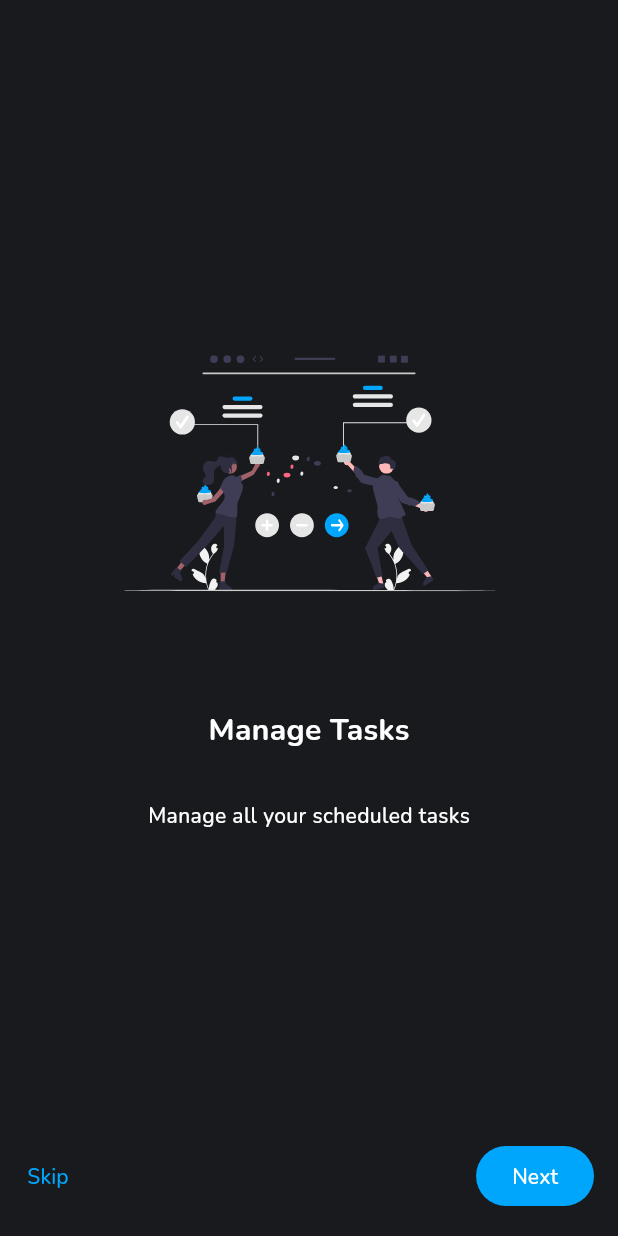
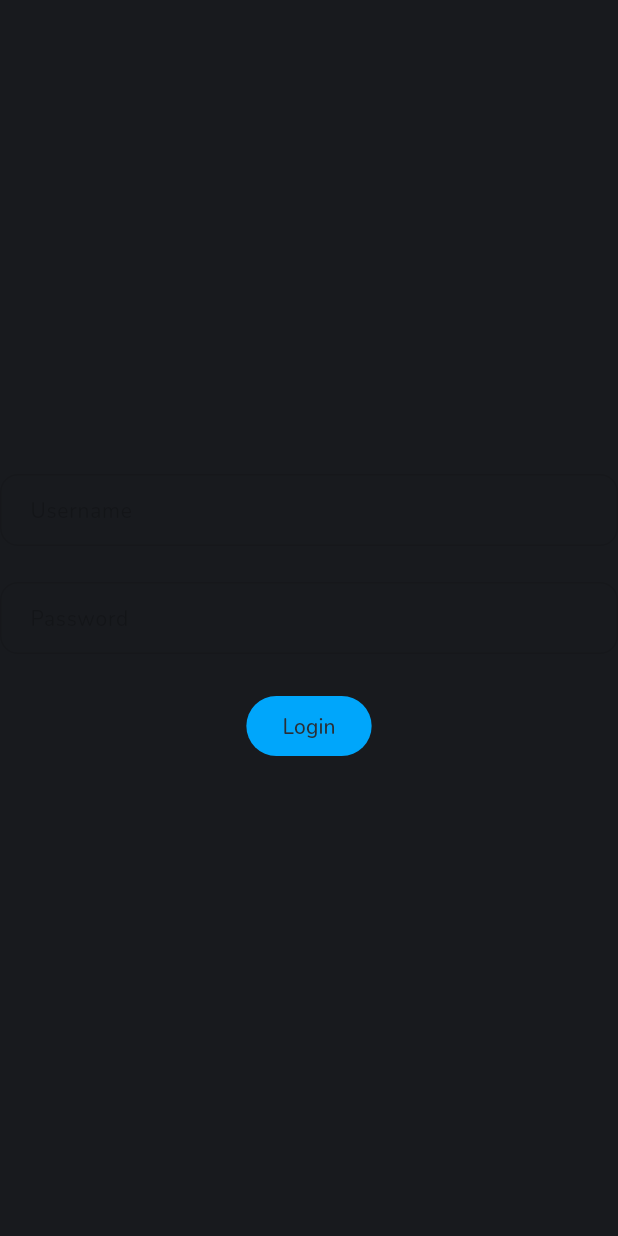
Before and after one commit to KenStarry/TaskEase, a Flutter app: the screen it shows after launch, on a phone screen of 412 x 824 dp. Run offline on Flutter 3.47's test engine with Material 3 defaults, Android fonts, the phone set to English and light mode, and no system bars; drawn by our look-alikes of carousel_slider; our stand-ins replace animated_bottom_navigation_bar, bloc, cached_network_image, calendar_date_picker2, curved_navigation_bar, easy_date_timeline and 14 more; accounts and stored records are empty.

Commit message:
Auth Routes and Login Page implementation

```diff
--- a/lib/core/util/routing/app_route.dart
+++ b/lib/core/util/routing/app_route.dart
@@ -1,12 +1,16 @@
 import 'package:go_router/go_router.dart';
+import 'package:task_ease/core/util/routing/auth_routes.dart';
 import 'package:task_ease/core/util/routing/dashboard_routes.dart';
 import 'package:task_ease/features/dashboard/presentation/pages/dashboard.dart';
 
 import 'onboarding_routes.dart';
 
 final GoRouter appRouter = GoRouter(
-  initialLocation: "/onboarding",
+  initialLocation: "/login",
   routes: [
+
+    ...authRoutes,
+
     /// Dashboard Routes
     StatefulShellRoute.indexedStack(
         builder: (_, __, child) => Dashboard(child: child),
--- /dev/null
+++ b/lib/core/util/routing/auth_routes.dart
@@ -0,0 +1,14 @@
+import 'package:go_router/go_router.dart';
+import 'package:task_ease/features/auth/presentation/pages/login_page.dart';
+import 'package:task_ease/features/boards/presentation/pages/boards_page.dart';
+import 'package:task_ease/features/calendar/presentation/pages/calendar_view_page.dart';
+import 'package:task_ease/features/home/presentation/pages/home_page.dart';
+import 'package:task_ease/features/onboarding/presentation/pages/onboarding.dart';
+import 'package:task_ease/features/settings/presentation/pages/settings_page.dart';
+import 'package:task_ease/features/shared/presentation/pages/shared_page.dart';
+import 'package:task_ease/features/tasks/presentation/pages/tasks_page.dart';
+
+final authRoutes = [loginRoute];
+
+final loginRoute = GoRoute(
+    path: "/login", name: "login", builder: (context, state) => LoginPage());
--- /dev/null
+++ b/lib/features/auth/presentation/pages/login_page.dart
@@ -0,0 +1,36 @@
+import 'package:flutter/material.dart';
+import 'package:task_ease/core/presentation/components/custom_text_field.dart';
+
+class LoginPage extends StatefulWidget {
+  const LoginPage({super.key});
+
+  @override
+  State<LoginPage> createState() => _LoginPageState();
+}
+
+class _LoginPageState extends State<LoginPage> {
+
+  final TextEditingController usernameController = TextEditingController();
+  final TextEditingController passwordController = TextEditingController();
+
+  @override
+  Widget build(BuildContext context) {
+    return Scaffold(
+      backgroundColor: Theme.of(context).scaffoldBackgroundColor,
+      body: Container(
+        width: double.infinity,
+        height: double.infinity,
+        child: Column(
+          mainAxisAlignment: MainAxisAlignment.center,
+          crossAxisAlignment: CrossAxisAlignment.center,
+          spacing: 24,
+          children: [
+            CustomTextField(controller: usernameController, hintText: "Username"),
+            CustomTextField(controller: passwordController, hintText: "Password"),
+            FilledButton(onPressed: (){}, child: Text("Login"))
+          ],
+        ),
+      ),
+    );
+  }
+}
```
